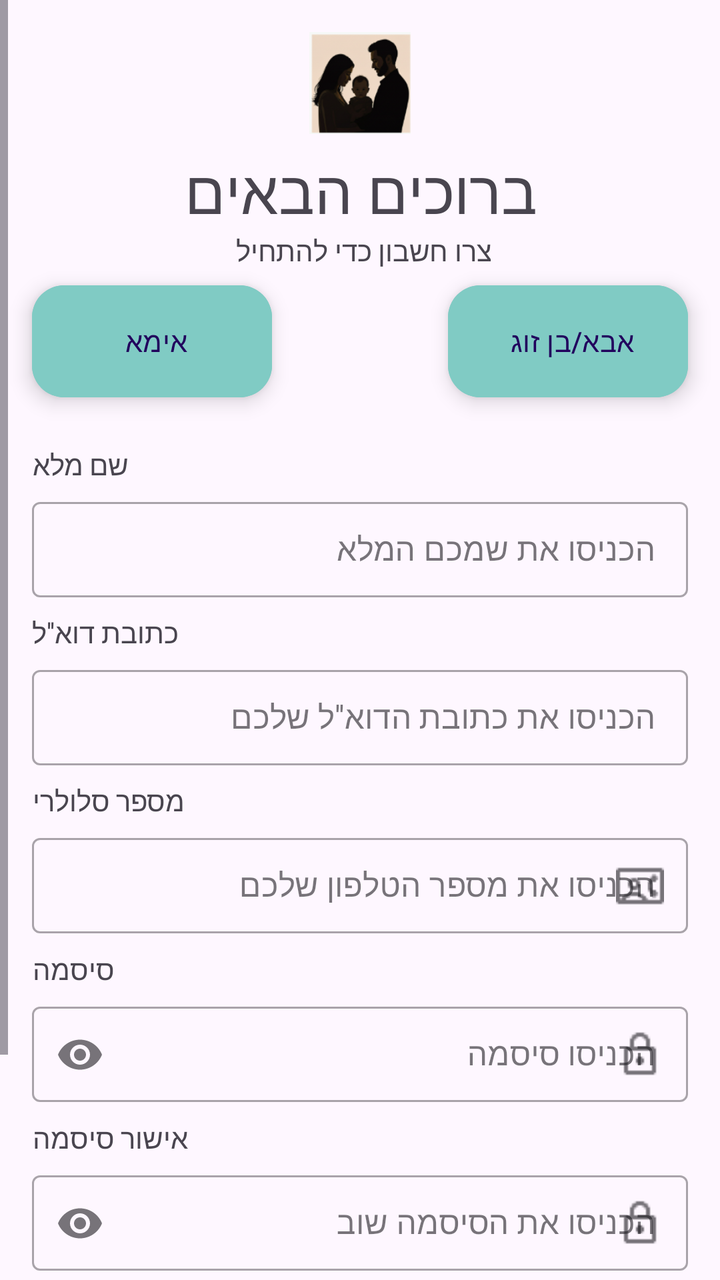
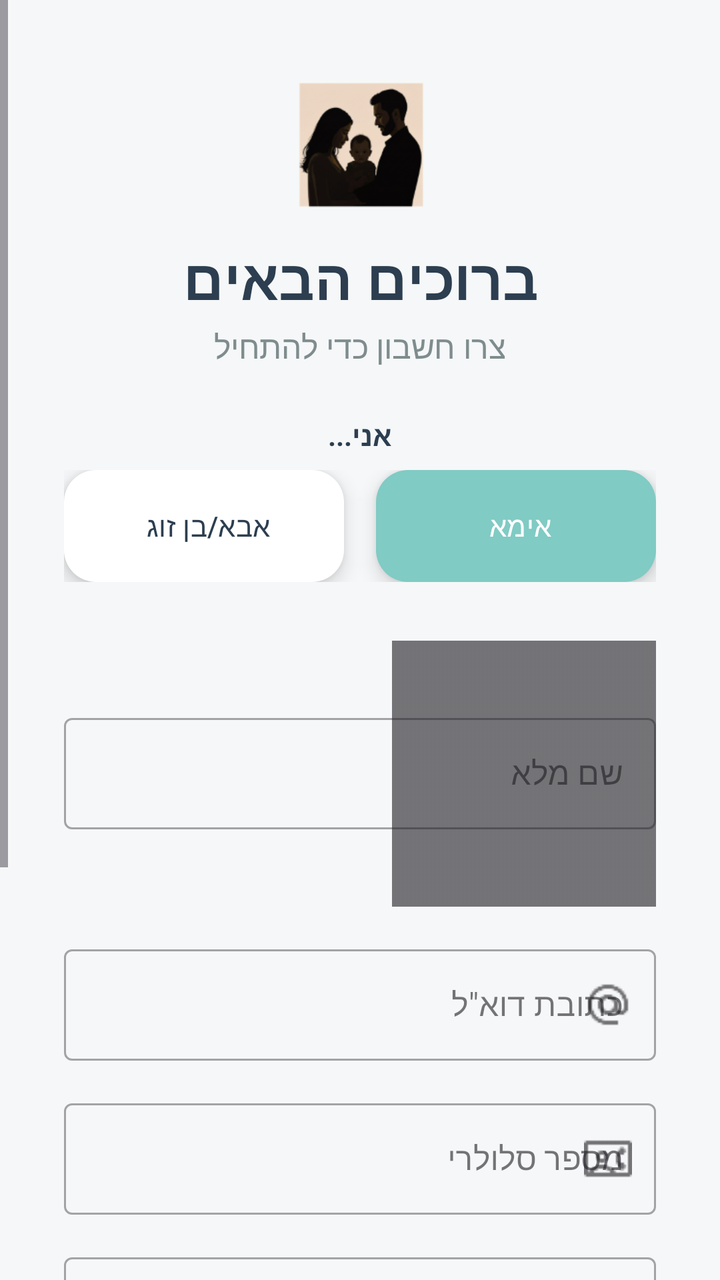

Compare the two renders of this Android layout. The source of the first and the diff that turns it into the second are given below.
<!-- AndroidManifest.xml: application theme Theme.BecomingFamily -->
<!-- res/layout/activity_register.xml -->
<?xml version="1.0" encoding="utf-8"?>
<ScrollView xmlns:android="http://schemas.android.com/apk/res/android"
    xmlns:app="http://schemas.android.com/apk/res-auto"
    xmlns:tools="http://schemas.android.com/tools"
    android:layout_width="match_parent"
    android:layout_height="match_parent"
    android:fillViewport="true"
    android:layoutDirection="rtl"
    tools:context=".RegisterActivity">

    <androidx.constraintlayout.widget.ConstraintLayout
        android:id="@+id/main"
        android:layout_width="match_parent"
        android:layout_height="wrap_content"
        android:paddingBottom="24dp">

        
        <ImageView
            android:id="@+id/ivFamilyIcon"
            android:layout_width="54dp"
            android:layout_height="51dp"
            android:layout_marginTop="16dp"
            android:src="@drawable/family"
            app:layout_constraintEnd_toEndOf="parent"
            app:layout_constraintStart_toStartOf="parent"
            app:layout_constraintTop_toTopOf="parent" />

        <TextView
            android:id="@+id/tvRTitle"
            android:layout_width="wrap_content"
            android:layout_height="wrap_content"
            android:layout_marginTop="8dp"
            android:text="ברוכים הבאים"
            android:textSize="30sp"
            app:layout_constraintEnd_toEndOf="parent"
            app:layout_constraintStart_toStartOf="parent"
            app:layout_constraintTop_toBottomOf="@+id/ivFamilyIcon" />

        <TextView
            android:id="@+id/tvRContinue"
            android:layout_width="wrap_content"
            android:layout_height="wrap_content"
            android:text="צרו חשבון כדי להתחיל "
            app:layout_constraintEnd_toEndOf="parent"
            app:layout_constraintStart_toStartOf="parent"
            app:layout_constraintTop_toBottomOf="@+id/tvRTitle" />

        <com.google.android.material.floatingactionbutton.ExtendedFloatingActionButton
            android:id="@+id/fabMom"
            android:layout_width="wrap_content"
            android:layout_height="wrap_content"
            android:layout_marginTop="8dp"
            android:layout_marginEnd="16dp"
            android:backgroundTint="@color/teal_200"
            android:text="אימא"
            app:layout_constraintEnd_toEndOf="parent"
            app:layout_constraintTop_toBottomOf="@+id/tvRContinue" />

        <com.google.android.material.floatingactionbutton.ExtendedFloatingActionButton
            android:id="@+id/fabDad"
            android:layout_width="wrap_content"
            android:layout_height="wrap_content"
            android:layout_marginStart="16dp"
            android:backgroundTint="@color/teal_200"
            android:text="אבא/בן זוג"
            app:layout_constraintBottom_toBottomOf="@+id/fabMom"
            app:layout_constraintStart_toStartOf="parent"
            app:layout_constraintTop_toTopOf="@+id/fabMom" />

        
        <TextView
            android:id="@+id/tvTitleFullName"
            android:layout_width="wrap_content"
            android:layout_height="wrap_content"
            android:layout_marginTop="24dp"
            android:layout_marginEnd="16dp"
            android:text="שם מלא"
            app:layout_constraintEnd_toEndOf="parent"
            app:layout_constraintTop_toBottomOf="@+id/fabMom" />

        <com.google.android.material.textfield.TextInputLayout
            android:id="@+id/tilFullName"
            style="@style/Widget.MaterialComponents.TextInputLayout.OutlinedBox.Dense"
            android:layout_width="match_parent"
            android:layout_height="wrap_content"
            android:layout_marginHorizontal="16dp"
            android:layout_marginTop="4dp"
            android:hint="הכניסו את שמכם המלא "
            app:layout_constraintTop_toBottomOf="@+id/tvTitleFullName">

            <com.google.android.material.textfield.TextInputEditText
                android:id="@+id/etFullName"
                android:layout_width="match_parent"
                android:layout_height="wrap_content"
                android:inputType="textPersonName"
                android:textAlignment="viewEnd" />
        </com.google.android.material.textfield.TextInputLayout>

        
        <TextView
            android:id="@+id/tvTitleEmail"
            android:layout_width="wrap_content"
            android:layout_height="wrap_content"
            android:layout_marginTop="8dp"
            android:layout_marginEnd="16dp"
            android:text="כתובת דוא''ל"
            app:layout_constraintEnd_toEndOf="parent"
            app:layout_constraintTop_toBottomOf="@+id/tilFullName" />

        <com.google.android.material.textfield.TextInputLayout
            android:id="@+id/tilEmail"
            style="@style/Widget.MaterialComponents.TextInputLayout.OutlinedBox.Dense"
            android:layout_width="match_parent"
            android:layout_height="wrap_content"
            android:layout_marginHorizontal="16dp"
            android:layout_marginTop="4dp"
            android:hint="הכניסו את כתובת הדוא''ל שלכם"
            app:layout_constraintTop_toBottomOf="@+id/tvTitleEmail">

            <com.google.android.material.textfield.TextInputEditText
                android:id="@+id/etEmailRegister"
                android:layout_width="match_parent"
                android:layout_height="wrap_content"
                android:inputType="textEmailAddress"
                android:textAlignment="viewEnd" />
        </com.google.android.material.textfield.TextInputLayout>

        
        <TextView
            android:id="@+id/tvTitleMobile"
            android:layout_width="wrap_content"
            android:layout_height="wrap_content"
            android:layout_marginTop="8dp"
            android:layout_marginEnd="16dp"
            android:text="מספר סלולרי"
            app:layout_constraintEnd_toEndOf="parent"
            app:layout_constraintTop_toBottomOf="@+id/tilEmail" />

        <com.google.android.material.textfield.TextInputLayout
            android:id="@+id/tilMobile"
            style="@style/Widget.MaterialComponents.TextInputLayout.OutlinedBox.Dense"
            android:layout_width="match_parent"
            android:layout_height="wrap_content"
            android:layout_marginHorizontal="16dp"
            android:layout_marginTop="4dp"
            android:hint="הכניסו את מספר הטלפון שלכם"
            app:layout_constraintTop_toBottomOf="@+id/tvTitleMobile"
            app:startIconDrawable="@drawable/phone"
            tools:ignore="HardcodedText">

            <com.google.android.material.textfield.TextInputEditText
                android:id="@+id/etMobile"
                android:layout_width="match_parent"
                android:layout_height="wrap_content"
                android:inputType="phone"
                android:maxLength="10"
                android:textAlignment="viewEnd" />
        </com.google.android.material.textfield.TextInputLayout>

        
        <TextView
            android:id="@+id/tvTitlePassword"
            android:layout_width="wrap_content"
            android:layout_height="wrap_content"
            android:layout_marginTop="8dp"
            android:layout_marginEnd="16dp"
            android:text="סיסמה"
            app:layout_constraintEnd_toEndOf="parent"
            app:layout_constraintTop_toBottomOf="@+id/tilMobile" />

        <com.google.android.material.textfield.TextInputLayout
            android:id="@+id/tilPassword"
            style="@style/Widget.MaterialComponents.TextInputLayout.OutlinedBox.Dense"
            android:layout_width="match_parent"
            android:layout_height="wrap_content"
            android:layout_marginHorizontal="16dp"
            android:layout_marginTop="4dp"
            android:hint="הכניסו סיסמה"
            app:endIconMode="password_toggle"
            app:layout_constraintTop_toBottomOf="@+id/tvTitlePassword"
            app:startIconDrawable="@drawable/lock">

            <com.google.android.material.textfield.TextInputEditText
                android:id="@+id/etRegisterPassword"
                android:layout_width="match_parent"
                android:layout_height="wrap_content"
                android:inputType="textPassword"
                android:textAlignment="viewEnd" />
        </com.google.android.material.textfield.TextInputLayout>

        
        <TextView
            android:id="@+id/tvTitleConfirmPassword"
            android:layout_width="wrap_content"
            android:layout_height="wrap_content"
            android:layout_marginTop="8dp"
            android:layout_marginEnd="16dp"
            android:text="אישור סיסמה"
            app:layout_constraintEnd_toEndOf="parent"
            app:layout_constraintTop_toBottomOf="@+id/tilPassword" />

        <com.google.android.material.textfield.TextInputLayout
            android:id="@+id/tilConfirmPassword"
            style="@style/Widget.MaterialComponents.TextInputLayout.OutlinedBox.Dense"
            android:layout_width="match_parent"
            android:layout_height="wrap_content"
            android:layout_marginHorizontal="16dp"
            android:layout_marginTop="4dp"
            android:hint="הכניסו את הסיסמה שוב"
            app:endIconMode="password_toggle"
            app:layout_constraintTop_toBottomOf="@+id/tvTitleConfirmPassword"
            app:startIconDrawable="@drawable/lock">

            <com.google.android.material.textfield.TextInputEditText
                android:id="@+id/etConfirmPassword"
                android:layout_width="match_parent"
                android:layout_height="wrap_content"
                android:inputType="textPassword"
                android:textAlignment="viewEnd" />
        </com.google.android.material.textfield.TextInputLayout>

        
        <Button
            android:id="@+id/btnRegister"
            android:layout_width="match_parent"
            android:layout_height="50dp"
            android:layout_marginHorizontal="16dp"
            android:layout_marginTop="32dp"
            android:backgroundTint="@color/teal_200"
            android:text="הרשמה"
            android:textColor="@android:color/white"
            android:textSize="18sp"
            app:layout_constraintTop_toBottomOf="@+id/tilConfirmPassword" />

        
        <TextView
            android:id="@+id/tvBackToLogin"
            android:layout_width="wrap_content"
            android:layout_height="wrap_content"
            android:layout_marginTop="16dp"
            android:text="כבר יש לכם חשבון? התחברו"
            android:textColor="@color/black"
            app:layout_constraintEnd_toEndOf="parent"
            app:layout_constraintStart_toStartOf="parent"
            app:layout_constraintTop_toBottomOf="@+id/btnRegister" />


    </androidx.constraintlayout.widget.ConstraintLayout>
</ScrollView>
<!-- resources referenced by this layout -->
<resources>
  <color name="black">#FF000000</color>
  <color name="teal_200">#FF80CBC4</color>
  <!-- drawable family: png bitmap (drawable, 22359 bytes) -->
  <!-- drawable lock: png bitmap (drawable, 377 bytes) -->
  <!-- drawable phone: png bitmap (drawable, 496 bytes) -->
  <style name="Theme.BecomingFamily" parent="Base.Theme.BecomingFamily" />
  <style name="Base.Theme.BecomingFamily" parent="Theme.Material3.DayNight.NoActionBar">
          
          
      </style>
</resources>

<!-- the commit's change to res/layout/activity_register.xml (unified diff, before → after) -->
@@ -4,6 +4,7 @@
     xmlns:tools="http://schemas.android.com/tools"
     android:layout_width="match_parent"
     android:layout_height="match_parent"
+    android:background="@color/background_soft"
     android:fillViewport="true"
     android:layoutDirection="rtl"
     tools:context=".RegisterActivity">
@@ -12,14 +13,13 @@
         android:id="@+id/main"
         android:layout_width="match_parent"
         android:layout_height="wrap_content"
-        android:paddingBottom="24dp">
-
-        
+        android:paddingBottom="40dp">
+
         <ImageView
             android:id="@+id/ivFamilyIcon"
-            android:layout_width="54dp"
-            android:layout_height="51dp"
-            android:layout_marginTop="16dp"
+            android:layout_width="64dp"
+            android:layout_height="64dp"
+            android:layout_marginTop="40dp"
             android:src="@drawable/family"
             app:layout_constraintEnd_toEndOf="parent"
             app:layout_constraintStart_toStartOf="parent"
@@ -29,221 +29,208 @@
             android:id="@+id/tvRTitle"
             android:layout_width="wrap_content"
             android:layout_height="wrap_content"
+            android:layout_marginTop="16dp"
+            android:text="ברוכים הבאים"
+            android:textColor="@color/text_primary"
+            android:textSize="28sp"
+            android:textStyle="bold"
+            app:layout_constraintEnd_toEndOf="parent"
+            app:layout_constraintStart_toStartOf="parent"
+            app:layout_constraintTop_toBottomOf="@+id/ivFamilyIcon" />
+
+        <TextView
+            android:id="@+id/tvRContinue"
+            android:layout_width="wrap_content"
+            android:layout_height="wrap_content"
+            android:layout_marginTop="4dp"
+            android:text="צרו חשבון כדי להתחיל"
+            android:textColor="@color/text_secondary"
+            android:textSize="16sp"
+            app:layout_constraintEnd_toEndOf="parent"
+            app:layout_constraintStart_toStartOf="parent"
+            app:layout_constraintTop_toBottomOf="@+id/tvRTitle" />
+
+        <TextView
+            android:id="@+id/tvRoleLabel"
+            android:layout_width="wrap_content"
+            android:layout_height="wrap_content"
+            android:layout_marginTop="24dp"
+            android:text="אני..."
+            android:textColor="@color/text_primary"
+            android:textStyle="bold"
+            app:layout_constraintEnd_toEndOf="parent"
+            app:layout_constraintStart_toStartOf="parent"
+            app:layout_constraintTop_toBottomOf="@+id/tvRContinue" />
+
+        <LinearLayout
+            android:id="@+id/llRoles"
+            android:layout_width="0dp"
+            android:layout_height="wrap_content"
             android:layout_marginTop="8dp"
-            android:text="ברוכים הבאים"
-            android:textSize="30sp"
-            app:layout_constraintEnd_toEndOf="parent"
-            app:layout_constraintStart_toStartOf="parent"
-            app:layout_constraintTop_toBottomOf="@+id/ivFamilyIcon" />
-
-        <TextView
-            android:id="@+id/tvRContinue"
-            android:layout_width="wrap_content"
-            android:layout_height="wrap_content"
-            android:text="צרו חשבון כדי להתחיל "
-            app:layout_constraintEnd_toEndOf="parent"
-            app:layout_constraintStart_toStartOf="parent"
-            app:layout_constraintTop_toBottomOf="@+id/tvRTitle" />
+            android:layout_marginStart="32dp"
+            android:layout_marginEnd="32dp"
+            android:gravity="center"
+            android:orientation="horizontal"
+            app:layout_constraintEnd_toEndOf="parent"
+            app:layout_constraintStart_toStartOf="parent"
+            app:layout_constraintTop_toBottomOf="@+id/tvRoleLabel">
+
+            <com.google.android.material.floatingactionbutton.ExtendedFloatingActionButton
+                android:id="@+id/fabMom"
+                android:layout_width="0dp"
+                android:layout_height="wrap_content"
+                android:layout_weight="1"
+                android:layout_marginEnd="8dp"
+                android:text="אימא"
+                android:textColor="@color/white"
+                android:gravity="center"
+                app:backgroundTint="@color/primary"
+                app:cornerRadius="12dp" />
+
+            <com.google.android.material.floatingactionbutton.ExtendedFloatingActionButton
+                android:id="@+id/fabDad"
+                android:layout_width="0dp"
+                android:layout_height="wrap_content"
+                android:layout_weight="1"
+                android:layout_marginStart="8dp"
+                android:text="אבא/בן זוג"
+                android:textColor="@color/text_primary"
+                android:gravity="center"
+                app:backgroundTint="@color/white"
+                app:cornerRadius="12dp" />
+        </LinearLayout>
+
+        <com.google.android.material.textfield.TextInputLayout
+            android:id="@+id/tilFullName"
+            style="@style/Widget.MaterialComponents.TextInputLayout.OutlinedBox"
+            android:layout_width="0dp"
+            android:layout_height="wrap_content"
+            android:layout_marginHorizontal="32dp"
+            android:layout_marginTop="24dp"
+            android:hint="שם מלא"
+            app:layout_constraintEnd_toEndOf="parent"
+            app:layout_constraintStart_toStartOf="parent"
+            app:layout_constraintTop_toBottomOf="@+id/llRoles"
+            app:startIconDrawable="@drawable/family">
+
+            <com.google.android.material.textfield.TextInputEditText
+                android:id="@+id/etFullName"
+                android:layout_width="match_parent"
+                android:layout_height="wrap_content"
+                android:inputType="textPersonName" />
+        </com.google.android.material.textfield.TextInputLayout>
+
+        <com.google.android.material.textfield.TextInputLayout
+            android:id="@+id/tilEmail"
+            style="@style/Widget.MaterialComponents.TextInputLayout.OutlinedBox"
+            android:layout_width="0dp"
+            android:layout_height="wrap_content"
+            android:layout_marginHorizontal="32dp"
+            android:layout_marginTop="16dp"
+            android:hint="כתובת דוא&quot;ל"
+            app:layout_constraintEnd_toEndOf="parent"
+            app:layout_constraintStart_toStartOf="parent"
+            app:layout_constraintTop_toBottomOf="@+id/tilFullName"
+            app:startIconDrawable="@drawable/email">
+
+            <com.google.android.material.textfield.TextInputEditText
+                android:id="@+id/etEmailRegister"
+                android:layout_width="match_parent"
+                android:layout_height="wrap_content"
+                android:inputType="textEmailAddress" />
+        </com.google.android.material.textfield.TextInputLayout>
+
+        <com.google.android.material.textfield.TextInputLayout
+            android:id="@+id/tilMobile"
+            style="@style/Widget.MaterialComponents.TextInputLayout.OutlinedBox"
+            android:layout_width="0dp"
+            android:layout_height="wrap_content"
+            android:layout_marginHorizontal="32dp"
+            android:layout_marginTop="16dp"
+            android:hint="מספר סלולרי"
+            app:layout_constraintEnd_toEndOf="parent"
+            app:layout_constraintStart_toStartOf="parent"
+            app:layout_constraintTop_toBottomOf="@+id/tilEmail"
+            app:startIconDrawable="@drawable/phone">
+
+            <com.google.android.material.textfield.TextInputEditText
+                android:id="@+id/etMobile"
+                android:layout_width="match_parent"
+                android:layout_height="wrap_content"
+                android:inputType="phone"
+                android:maxLength="10" />
+        </com.google.android.material.textfield.TextInputLayout>
+
+        <com.google.android.material.textfield.TextInputLayout
+            android:id="@+id/tilPassword"
+            style="@style/Widget.MaterialComponents.TextInputLayout.OutlinedBox"
+            android:layout_width="0dp"
+            android:layout_height="wrap_content"
+            android:layout_marginHorizontal="32dp"
+            android:layout_marginTop="16dp"
+            android:hint="סיסמה"
+            app:endIconMode="password_toggle"
+            app:layout_constraintEnd_toEndOf="parent"
+            app:layout_constraintStart_toStartOf="parent"
+            app:layout_constraintTop_toBottomOf="@+id/tilMobile"
+            app:startIconDrawable="@drawable/lock">
+
+            <com.google.android.material.textfield.TextInputEditText
+                android:id="@+id/etRegisterPassword"
+                android:layout_width="match_parent"
+                android:layout_height="wrap_content"
+                android:inputType="textPassword" />
+        </com.google.android.material.textfield.TextInputLayout>
+
+        <com.google.android.material.textfield.TextInputLayout
+            android:id="@+id/tilConfirmPassword"
+            style="@style/Widget.MaterialComponents.TextInputLayout.OutlinedBox"
+            android:layout_width="0dp"
+            android:layout_height="wrap_content"
+            android:layout_marginHorizontal="32dp"
+            android:layout_marginTop="16dp"
+            android:hint="אישור סיסמה"
+            app:endIconMode="password_toggle"
+            app:layout_constraintEnd_toEndOf="parent"
+            app:layout_constraintStart_toStartOf="parent"
+            app:layout_constraintTop_toBottomOf="@+id/tilPassword"
+            app:startIconDrawable="@drawable/lock">
+
+            <com.google.android.material.textfield.TextInputEditText
+                android:id="@+id/etConfirmPassword"
+                android:layout_width="match_parent"
+                android:layout_height="wrap_content"
+                android:inputType="textPassword" />
+        </com.google.android.material.textfield.TextInputLayout>
 
         <com.google.android.material.floatingactionbutton.ExtendedFloatingActionButton
-            android:id="@+id/fabMom"
-            android:layout_width="wrap_content"
-            android:layout_height="wrap_content"
-            android:layout_marginTop="8dp"
-            android:layout_marginEnd="16dp"
-            android:backgroundTint="@color/teal_200"
-            android:text="אימא"
-            app:layout_constraintEnd_toEndOf="parent"
-            app:layout_constraintTop_toBottomOf="@+id/tvRContinue" />
-
-        <com.google.android.material.floatingactionbutton.ExtendedFloatingActionButton
-            android:id="@+id/fabDad"
-            android:layout_width="wrap_content"
-            android:layout_height="wrap_content"
-            android:layout_marginStart="16dp"
-            android:backgroundTint="@color/teal_200"
-            android:text="אבא/בן זוג"
-            app:layout_constraintBottom_toBottomOf="@+id/fabMom"
-            app:layout_constraintStart_toStartOf="parent"
-            app:layout_constraintTop_toTopOf="@+id/fabMom" />
-
-        
-        <TextView
-            android:id="@+id/tvTitleFullName"
-            android:layout_width="wrap_content"
-            android:layout_height="wrap_content"
-            android:layout_marginTop="24dp"
-            android:layout_marginEnd="16dp"
-            android:text="שם מלא"
-            app:layout_constraintEnd_toEndOf="parent"
-            app:layout_constraintTop_toBottomOf="@+id/fabMom" />
-
-        <com.google.android.material.textfield.TextInputLayout
-            android:id="@+id/tilFullName"
-            style="@style/Widget.MaterialComponents.TextInputLayout.OutlinedBox.Dense"
-            android:layout_width="match_parent"
-            android:layout_height="wrap_content"
-            android:layout_marginHorizontal="16dp"
-            android:layout_marginTop="4dp"
-            android:hint="הכניסו את שמכם המלא "
-            app:layout_constraintTop_toBottomOf="@+id/tvTitleFullName">
-
-            <com.google.android.material.textfield.TextInputEditText
-                android:id="@+id/etFullName"
-                android:layout_width="match_parent"
-                android:layout_height="wrap_content"
-                android:inputType="textPersonName"
-                android:textAlignment="viewEnd" />
-        </com.google.android.material.textfield.TextInputLayout>
-
-        
-        <TextView
-            android:id="@+id/tvTitleEmail"
-            android:layout_width="wrap_content"
-            android:layout_height="wrap_content"
-            android:layout_marginTop="8dp"
-            android:layout_marginEnd="16dp"
-            android:text="כתובת דוא''ל"
-            app:layout_constraintEnd_toEndOf="parent"
-            app:layout_constraintTop_toBottomOf="@+id/tilFullName" />
-
-        <com.google.android.material.textfield.TextInputLayout
-            android:id="@+id/tilEmail"
-            style="@style/Widget.MaterialComponents.TextInputLayout.OutlinedBox.Dense"
-            android:layout_width="match_parent"
-            android:layout_height="wrap_content"
-            android:layout_marginHorizontal="16dp"
-            android:layout_marginTop="4dp"
-            android:hint="הכניסו את כתובת הדוא''ל שלכם"
-            app:layout_constraintTop_toBottomOf="@+id/tvTitleEmail">
-
-            <com.google.android.material.textfield.TextInputEditText
-                android:id="@+id/etEmailRegister"
-                android:layout_width="match_parent"
-                android:layout_height="wrap_content"
-                android:inputType="textEmailAddress"
-                android:textAlignment="viewEnd" />
-        </com.google.android.material.textfield.TextInputLayout>
-
-        
-        <TextView
-            android:id="@+id/tvTitleMobile"
-            android:layout_width="wrap_content"
-            android:layout_height="wrap_content"
-            android:layout_marginTop="8dp"
-            android:layout_marginEnd="16dp"
-            android:text="מספר סלולרי"
-            app:layout_constraintEnd_toEndOf="parent"
-            app:layout_constraintTop_toBottomOf="@+id/tilEmail" />
-
-        <com.google.android.material.textfield.TextInputLayout
-            android:id="@+id/tilMobile"
-            style="@style/Widget.MaterialComponents.TextInputLayout.OutlinedBox.Dense"
-            android:layout_width="match_parent"
-            android:layout_height="wrap_content"
-            android:layout_marginHorizontal="16dp"
-            android:layout_marginTop="4dp"
-            android:hint="הכניסו את מספר הטלפון שלכם"
-            app:layout_constraintTop_toBottomOf="@+id/tvTitleMobile"
-            app:startIconDrawable="@drawable/phone"
-            tools:ignore="HardcodedText">
-
-            <com.google.android.material.textfield.TextInputEditText
-                android:id="@+id/etMobile"
-                android:layout_width="match_parent"
-                android:layout_height="wrap_content"
-                android:inputType="phone"
-                android:maxLength="10"
-                android:textAlignment="viewEnd" />
-        </com.google.android.material.textfield.TextInputLayout>
-
-        
-        <TextView
-            android:id="@+id/tvTitlePassword"
-            android:layout_width="wrap_content"
-            android:layout_height="wrap_content"
-            android:layout_marginTop="8dp"
-            android:layout_marginEnd="16dp"
-            android:text="סיסמה"
-            app:layout_constraintEnd_toEndOf="parent"
-            app:layout_constraintTop_toBottomOf="@+id/tilMobile" />
-
-        <com.google.android.material.textfield.TextInputLayout
-            android:id="@+id/tilPassword"
-            style="@style/Widget.MaterialComponents.TextInputLayout.OutlinedBox.Dense"
-            android:layout_width="match_parent"
-            android:layout_height="wrap_content"
-            android:layout_marginHorizontal="16dp"
-            android:layout_marginTop="4dp"
-            android:hint="הכניסו סיסמה"
-            app:endIconMode="password_toggle"
-            app:layout_constraintTop_toBottomOf="@+id/tvTitlePassword"
-            app:startIconDrawable="@drawable/lock">
-
-            <com.google.android.material.textfield.TextInputEditText
-                android:id="@+id/etRegisterPassword"
-                android:layout_width="match_parent"
-                android:layout_height="wrap_content"
-                android:inputType="textPassword"
-                android:textAlignment="viewEnd" />
-        </com.google.android.material.textfield.TextInputLayout>
-
-        
-        <TextView
-            android:id="@+id/tvTitleConfirmPassword"
-            android:layout_width="wrap_content"
-            android:layout_height="wrap_content"
-            android:layout_marginTop="8dp"
-            android:layout_marginEnd="16dp"
-            android:text="אישור סיסמה"
-            app:layout_constraintEnd_toEndOf="parent"
-            app:layout_constraintTop_toBottomOf="@+id/tilPassword" />
-
-        <com.google.android.material.textfield.TextInputLayout
-            android:id="@+id/tilConfirmPassword"
-            style="@style/Widget.MaterialComponents.TextInputLayout.OutlinedBox.Dense"
-            android:layout_width="match_parent"
-            android:layout_height="wrap_content"
-            android:layout_marginHorizontal="16dp"
-            android:layout_marginTop="4dp"
-            android:hint="הכניסו את הסיסמה שוב"
-            app:endIconMode="password_toggle"
-            app:layout_constraintTop_toBottomOf="@+id/tvTitleConfirmPassword"
-            app:startIconDrawable="@drawable/lock">
-
-            <com.google.android.material.textfield.TextInputEditText
-                android:id="@+id/etConfirmPassword"
-                android:layout_width="match_parent"
-                android:layout_height="wrap_content"
-                android:inputType="textPassword"
-                android:textAlignment="viewEnd" />
-        </com.google.android.material.textfield.TextInputLayout>
-
-        
-        <Button
             android:id="@+id/btnRegister"
-            android:layout_width="match_parent"
-            android:layout_height="50dp"
-            android:layout_marginHorizontal="16dp"
+            android:layout_width="0dp"
+            android:layout_height="wrap_content"
+            android:layout_marginStart="32dp"
             android:layout_marginTop="32dp"
-            android:backgroundTint="@color/teal_200"
+            android:layout_marginEnd="32dp"
+            android:gravity="center"
             android:text="הרשמה"
-            android:textColor="@android:color/white"
-            android:textSize="18sp"
+            android:textColor="@color/white"
+            app:backgroundTint="@color/primary"
+            app:cornerRadius="28dp"
+            app:layout_constraintEnd_toEndOf="parent"
+            app:layout_constraintStart_toStartOf="parent"
             app:layout_constraintTop_toBottomOf="@+id/tilConfirmPassword" />
 
-        
         <TextView
             android:id="@+id/tvBackToLogin"
             android:layout_width="wrap_content"
             android:layout_height="wrap_content"
-            android:layout_marginTop="16dp"
+            android:layout_marginTop="20dp"
+            android:padding="8dp"
             android:text="כבר יש לכם חשבון? התחברו"
-            android:textColor="@color/black"
+            android:textColor="@color/primary_dark"
+            android:textStyle="bold"
             app:layout_constraintEnd_toEndOf="parent"
             app:layout_constraintStart_toStartOf="parent"
             app:layout_constraintTop_toBottomOf="@+id/btnRegister" />
-
 
     </androidx.constraintlayout.widget.ConstraintLayout>
 </ScrollView>
<!-- resource entries referenced after the edit -->
@@ -1,14 +1,31 @@
 <!-- resources referenced by this layout -->
 <resources>
+  <color name="background_soft">#F5F7F8</color>
+  <color name="primary">#FF80CBC4</color>
+  <color name="primary_dark">#FF4DB6AC</color>
+  <color name="text_primary">#2C3E50</color>
+  <color name="text_secondary">#7F8C8D</color>
+  <color name="white">#FFFFFFFF</color>
+  <!-- drawable email: png bitmap (drawable, 712 bytes) -->
   <color name="black">#FF000000</color>
-  <color name="teal_200">#FF80CBC4</color>
   <!-- drawable family: png bitmap (drawable, 22359 bytes) -->
   <!-- drawable lock: png bitmap (drawable, 377 bytes) -->
   <!-- drawable phone: png bitmap (drawable, 496 bytes) -->
   <style name="Theme.BecomingFamily" parent="Base.Theme.BecomingFamily" />
   <style name="Base.Theme.BecomingFamily" parent="Theme.Material3.DayNight.NoActionBar">
           
+          <item name="colorPrimary">@color/primary</item>
+          <item name="colorPrimaryVariant">@color/primary_dark</item>
+          <item name="colorOnPrimary">@color/white</item>
           
+          <item name="colorSecondary">@color/accent</item>
+          <item name="colorSecondaryVariant">@color/accent</item>
+          <item name="colorOnSecondary">@color/black</item>
+          
+          <item name="android:statusBarColor">@color/primary_dark</item>
+  
+          <item name="android:windowBackground">@color/background_soft</item>
       </style>
+  <color name="accent">#FF81C784</color>
 </resources>
 
